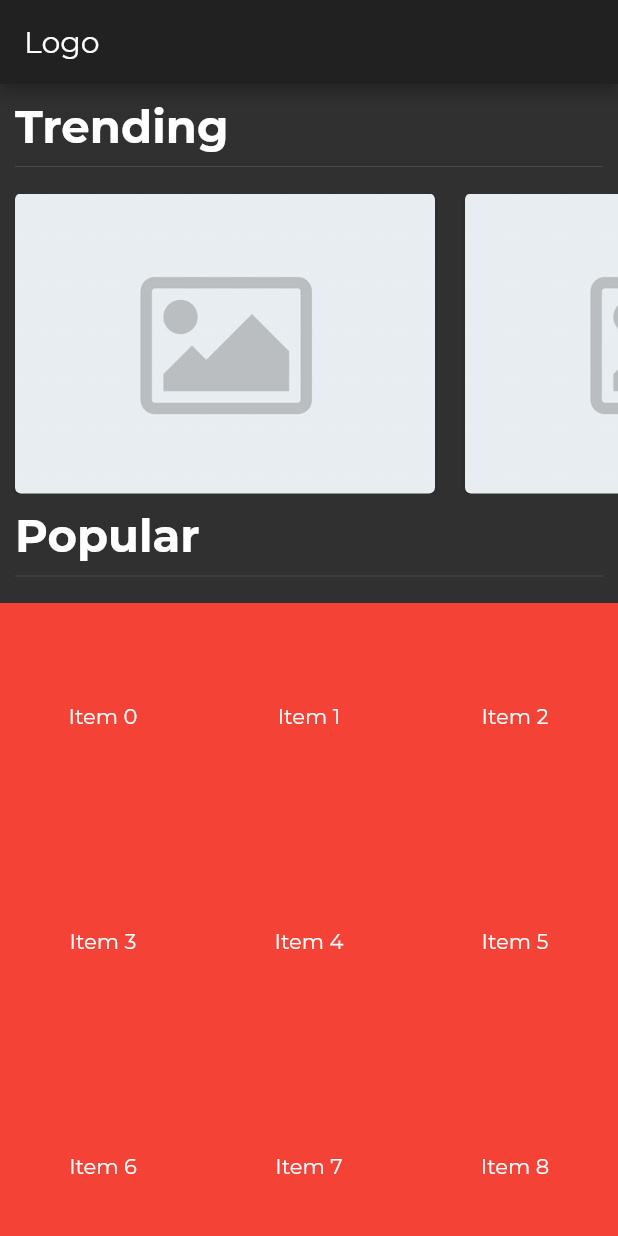
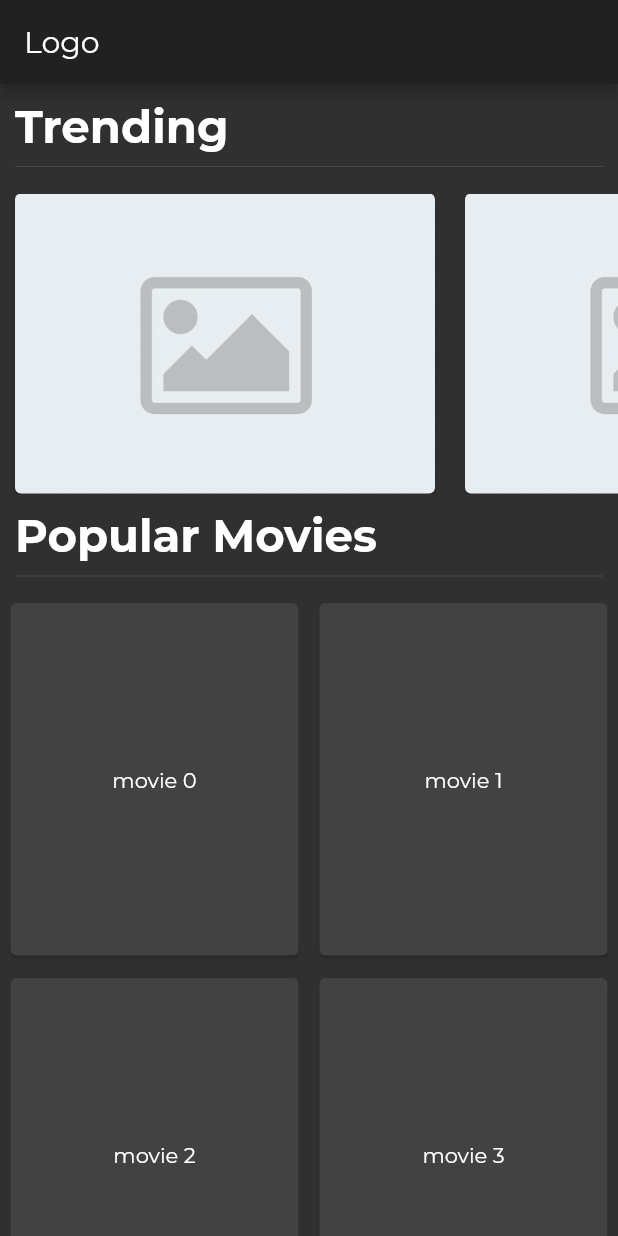
Before and after one commit to MohamedElmdary/_get_my_movies, a Flutter app: the screen it shows after launch, on a phone screen of 412 x 824 dp. Run offline on Flutter 3.47's test engine with Material 2 defaults, Android fonts, the phone set to English and light mode, and no system bars.

Commit message:
added movie widget

```diff
--- a/lib/pages/home.dart
+++ b/lib/pages/home.dart
@@ -1,17 +1,26 @@
 import 'package:flutter/material.dart';
 import 'package:get_my_movies/widgets/header.dart';
-import 'package:get_my_movies/widgets/trend.dart';
+import 'package:get_my_movies/widgets/movie.dart';
+import 'package:get_my_movies/widgets/trend_movie.dart';
+import 'package:get_my_movies/widgets/trending.dart';
 
 class HomePage extends StatelessWidget {
   final x = List<String>.generate(100000, (i) => "Item $i");
-  final q = List<String>.generate(10000, (i) => "Item $i");
+  final q = List<String>.generate(10000, (i) => "movie $i");
 
   @override
   Widget build(BuildContext context) {
+    int n = 2;
+    if (MediaQuery.of(context).orientation == Orientation.landscape) {
+      n = 3;
+    }
     final List y = [];
-    final r = q.length % 3;
-    for (var i = 0; i < q.length - r; i += 3) {
-      final List a = [q[i], q[i + 1], q[i + 2]];
+    final r = q.length % n;
+    for (var i = 0; i < q.length - r; i += n) {
+      final List a = [];
+      for (var j = 0; j < n; j++) {
+        a.add(q[i + j]);
+      }
       y.add(a);
     }
     // handle reset later
@@ -31,53 +40,18 @@ class HomePage extends StatelessWidget {
             return Column(
               children: [
                 Header('Trending'),
-                Container(
-                  // margin: EdgeInsets.only(top: 10),
-                  height: 200,
-                  width: MediaQuery.of(context).size.width,
-                  child: ListView.builder(
-                    scrollDirection: Axis.horizontal,
-                    itemCount: x.length,
-                    itemBuilder: (context, index) {
-                      return Container(
-                        padding: EdgeInsets.symmetric(horizontal: 10),
-                        width: 300,
-                        child: Trend(),
-                      );
-                    },
-                  ),
-                ),
-                Header('Popular')
+                Trending(x),
+                Header('Popular Movies'),
               ],
             );
           }
+
+          final List<Widget> children = [];
+          for (var i = 0; i < n; i++) {
+            children.add(Movie(n, y[index - 1][i]));
+          }
           return Row(
-            children: [
-              Container(
-                width: MediaQuery.of(context).size.width / 3,
-                height: 150,
-                color: Colors.red,
-                child: Center(
-                  child: Text('${y[index - 1][0]}'),
-                ),
-              ),
-              Container(
-                width: MediaQuery.of(context).size.width / 3,
-                height: 150,
-                color: Colors.red,
-                child: Center(
-                  child: Text('${y[index - 1][1]}'),
-                ),
-              ),
-              Container(
-                width: MediaQuery.of(context).size.width / 3,
-                height: 150,
-                color: Colors.red,
-                child: Center(
-                  child: Text('${y[index - 1][2]}'),
-                ),
-              )
-            ],
+            children: children,
           );
         },
       ),
--- /dev/null
+++ b/lib/widgets/movie.dart
@@ -0,0 +1,26 @@
+import 'package:flutter/material.dart';
+
+class Movie extends StatelessWidget {
+  final int n;
+  final String data;
+  Movie(this.n, this.data);
+
+  @override
+  Widget build(BuildContext context) {
+    return Container(
+      width: MediaQuery.of(context).size.width / n,
+      padding: EdgeInsets.only(
+        left: 7,
+        right: 7,
+        bottom: 15,
+      ),
+      height: 250,
+      child: Card(
+        margin: EdgeInsets.zero,
+        child: Center(
+          child: Text('$data'),
+        ),
+      ),
+    );
+  }
+}
--- a/lib/widgets/trend.dart
+++ b/lib/widgets/trend_movie.dart
@@ -1,6 +1,6 @@
 import 'package:flutter/material.dart';
 
-class Trend extends StatelessWidget {
+class TrendMovie extends StatelessWidget {
   @override
   Widget build(BuildContext context) {
     return Card(
--- /dev/null
+++ b/lib/widgets/trending.dart
@@ -0,0 +1,27 @@
+import 'package:flutter/material.dart';
+import 'package:get_my_movies/widgets/trend_movie.dart';
+
+class Trending extends StatelessWidget {
+  final movies;
+  Trending(this.movies);
+
+  @override
+  Widget build(BuildContext context) {
+    return Container(
+      // margin: EdgeInsets.only(top: 10),
+      height: 200,
+      width: MediaQuery.of(context).size.width,
+      child: ListView.builder(
+        scrollDirection: Axis.horizontal,
+        itemCount: movies.length,
+        itemBuilder: (context, index) {
+          return Container(
+            padding: EdgeInsets.symmetric(horizontal: 10),
+            width: 300,
+            child: TrendMovie(),
+          );
+        },
+      ),
+    );
+  }
+}
```
